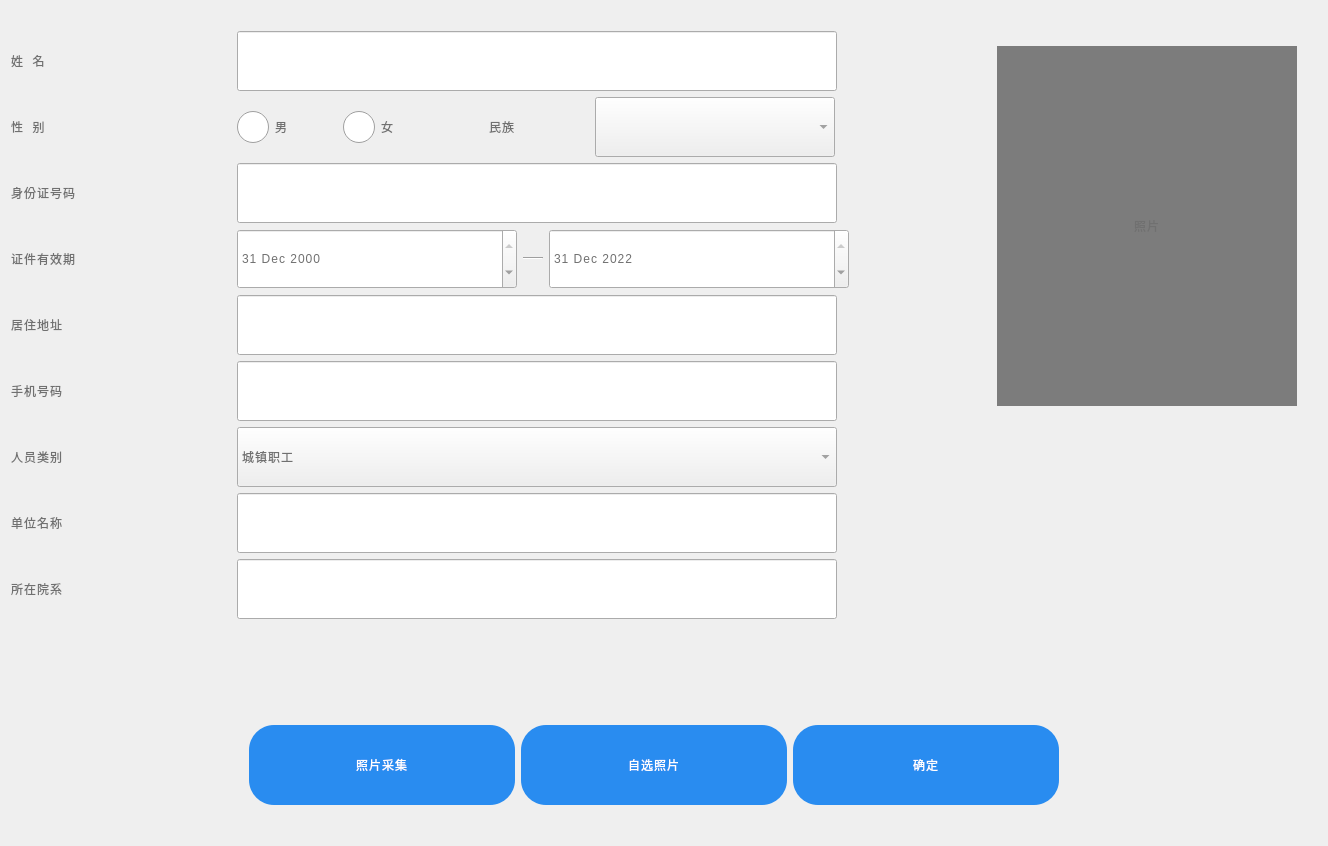
First picture: the form in SSCard_System/uc_inputidcardinfo.ui, repository leithergit/SSCard_System, before the edit.
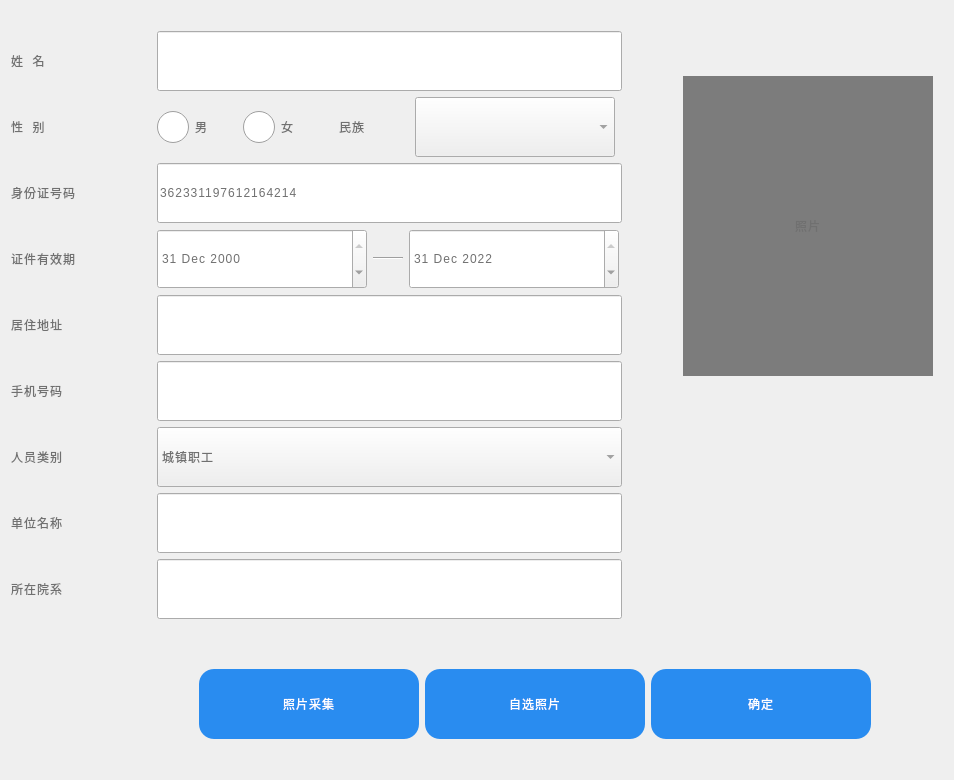
Second picture: the form after the edit. Icons and pictures are not drawn.

What changed in the file:
```diff
--- a/SSCard_System/uc_inputidcardinfo.ui
+++ b/SSCard_System/uc_inputidcardinfo.ui
@@ -6,8 +6,8 @@
    <rect>
     <x>0</x>
     <y>0</y>
-    <width>1328</width>
-    <height>846</height>
+    <width>954</width>
+    <height>780</height>
    </rect>
   </property>
   <property name="maximumSize">
@@ -44,7 +44,7 @@
      </property>
      <property name="sizeHint" stdset="0">
       <size>
-       <width>20</width>
+       <width>10</width>
        <height>87</height>
       </size>
      </property>
@@ -80,13 +80,13 @@
               <widget class="QLabel" name="label_Name">
                <property name="minimumSize">
                 <size>
-                 <width>220</width>
+                 <width>140</width>
                  <height>40</height>
                 </size>
                </property>
                <property name="maximumSize">
                 <size>
-                 <width>220</width>
+                 <width>140</width>
                  <height>16777215</height>
                 </size>
                </property>
@@ -102,7 +102,7 @@
               <widget class="QLineEdit" name="lineEdit_Name">
                <property name="minimumSize">
                 <size>
-                 <width>600</width>
+                 <width>465</width>
                  <height>60</height>
                 </size>
                </property>
@@ -135,13 +135,13 @@
               <widget class="QLabel" name="label_Gender">
                <property name="minimumSize">
                 <size>
-                 <width>220</width>
+                 <width>140</width>
                  <height>40</height>
                 </size>
                </property>
                <property name="maximumSize">
                 <size>
-                 <width>220</width>
+                 <width>140</width>
                  <height>16777215</height>
                 </size>
                </property>
@@ -165,7 +165,7 @@
                 <widget class="QRadioButton" name="radioButton_Male">
                  <property name="minimumSize">
                   <size>
-                   <width>100</width>
+                   <width>80</width>
                    <height>40</height>
                   </size>
                  </property>
@@ -197,7 +197,7 @@
                 <widget class="QRadioButton" name="radioButton_Female">
                  <property name="minimumSize">
                   <size>
-                   <width>100</width>
+                   <width>80</width>
                    <height>40</height>
                   </size>
                  </property>
@@ -237,7 +237,7 @@
                </property>
                <property name="sizeHint" stdset="0">
                 <size>
-                 <width>40</width>
+                 <width>10</width>
                  <height>20</height>
                 </size>
                </property>
@@ -247,13 +247,13 @@
               <widget class="QLabel" name="label_Nation">
                <property name="minimumSize">
                 <size>
-                 <width>100</width>
+                 <width>70</width>
                  <height>40</height>
                 </size>
                </property>
                <property name="maximumSize">
                 <size>
-                 <width>100</width>
+                 <width>70</width>
                  <height>16777215</height>
                 </size>
                </property>
@@ -275,7 +275,7 @@
                </property>
                <property name="maximumSize">
                 <size>
-                 <width>240</width>
+                 <width>200</width>
                  <height>60</height>
                 </size>
                </property>
@@ -305,13 +305,13 @@
               <widget class="QLabel" name="label_IDCard">
                <property name="minimumSize">
                 <size>
-                 <width>220</width>
+                 <width>140</width>
                  <height>40</height>
                 </size>
                </property>
                <property name="maximumSize">
                 <size>
-                 <width>220</width>
+                 <width>140</width>
                  <height>16777215</height>
                 </size>
                </property>
@@ -327,7 +327,7 @@
               <widget class="QLineEdit" name="lineEdit_CardID">
                <property name="minimumSize">
                 <size>
-                 <width>600</width>
+                 <width>465</width>
                  <height>60</height>
                 </size>
                </property>
@@ -337,6 +337,9 @@
                  <height>60</height>
                 </size>
                </property>
+               <property name="text">
+                <string>362331197612164214</string>
+               </property>
                <property name="maxLength">
                 <number>18</number>
                </property>
@@ -366,13 +369,13 @@
               <widget class="QLabel" name="label_ExpireDate">
                <property name="minimumSize">
                 <size>
-                 <width>220</width>
+                 <width>140</width>
                  <height>40</height>
                 </size>
                </property>
                <property name="maximumSize">
                 <size>
-                 <width>220</width>
+                 <width>140</width>
                  <height>16777215</height>
                 </size>
                </property>
@@ -388,13 +391,13 @@
               <widget class="QDateEdit" name="dateEdit_Issued">
                <property name="minimumSize">
                 <size>
-                 <width>280</width>
+                 <width>210</width>
                  <height>60</height>
                 </size>
                </property>
                <property name="maximumSize">
                 <size>
-                 <width>300</width>
+                 <width>220</width>
                  <height>60</height>
                 </size>
                </property>
@@ -414,7 +417,7 @@
               <widget class="Line" name="line">
                <property name="minimumSize">
                 <size>
-                 <width>20</width>
+                 <width>30</width>
                  <height>0</height>
                 </size>
                </property>
@@ -433,13 +436,13 @@
               <widget class="QDateEdit" name="dateEdit_Expired">
                <property name="minimumSize">
                 <size>
-                 <width>300</width>
+                 <width>210</width>
                  <height>60</height>
                 </size>
                </property>
                <property name="maximumSize">
                 <size>
-                 <width>300</width>
+                 <width>180</width>
                  <height>60</height>
                 </size>
                </property>
@@ -476,13 +479,13 @@
               <widget class="QLabel" name="label_Career_2">
                <property name="minimumSize">
                 <size>
-                 <width>220</width>
+                 <width>140</width>
                  <height>40</height>
                 </size>
                </property>
                <property name="maximumSize">
                 <size>
-                 <width>220</width>
+                 <width>140</width>
                  <height>16777215</height>
                 </size>
                </property>
@@ -498,7 +501,7 @@
               <widget class="QLineEdit" name="lineEdit_Address">
                <property name="minimumSize">
                 <size>
-                 <width>600</width>
+                 <width>465</width>
                  <height>60</height>
                 </size>
                </property>
@@ -537,13 +540,13 @@
               <widget class="QLabel" name="label_Career">
                <property name="minimumSize">
                 <size>
-                 <width>220</width>
+                 <width>140</width>
                  <height>40</height>
                 </size>
                </property>
                <property name="maximumSize">
                 <size>
-                 <width>220</width>
+                 <width>140</width>
                  <height>16777215</height>
                 </size>
                </property>
@@ -559,7 +562,7 @@
               <widget class="QLineEdit" name="lineEdit_Mobile">
                <property name="minimumSize">
                 <size>
-                 <width>600</width>
+                 <width>465</width>
                  <height>60</height>
                 </size>
                </property>
@@ -598,14 +601,14 @@
           <widget class="QLabel" name="label_Photo">
            <property name="minimumSize">
             <size>
-             <width>300</width>
-             <height>360</height>
+             <width>250</width>
+             <height>300</height>
             </size>
            </property>
            <property name="maximumSize">
             <size>
-             <width>300</width>
-             <height>360</height>
+             <width>250</width>
+             <height>300</height>
             </size>
            </property>
            <property name="styleSheet">
@@ -629,13 +632,13 @@
             <widget class="QLabel" name="label_Address">
              <property name="minimumSize">
               <size>
-               <width>220</width>
+               <width>140</width>
                <height>40</height>
               </size>
              </property>
              <property name="maximumSize">
               <size>
-               <width>220</width>
+               <width>140</width>
                <height>16777215</height>
               </size>
              </property>
@@ -651,7 +654,7 @@
             <widget class="QComboBox" name="comboBox_PersonType">
              <property name="minimumSize">
               <size>
-               <width>600</width>
+               <width>465</width>
                <height>60</height>
               </size>
              </property>
@@ -710,13 +713,13 @@
             <widget class="QLabel" name="label_Organization">
              <property name="minimumSize">
               <size>
-               <width>220</width>
+               <width>140</width>
                <height>40</height>
               </size>
              </property>
              <property name="maximumSize">
               <size>
-               <width>220</width>
+               <width>140</width>
                <height>16777215</height>
               </size>
              </property>
@@ -732,13 +735,13 @@
             <widget class="QLineEdit" name="lineEdit_Organization">
              <property name="minimumSize">
               <size>
-               <width>600</width>
+               <width>465</width>
                <height>60</height>
               </size>
              </property>
              <property name="maximumSize">
               <size>
-               <width>600</width>
+               <width>480</width>
                <height>60</height>
               </size>
              </property>
@@ -768,13 +771,13 @@
             <widget class="QLabel" name="label_Department">
              <property name="minimumSize">
               <size>
-               <width>220</width>
+               <width>140</width>
                <height>40</height>
               </size>
              </property>
              <property name="maximumSize">
               <size>
-               <width>220</width>
+               <width>140</width>
                <height>16777215</height>
               </size>
              </property>
@@ -790,7 +793,7 @@
             <widget class="QLineEdit" name="lineEdit_Department">
              <property name="minimumSize">
               <size>
-               <width>600</width>
+               <width>465</width>
                <height>60</height>
               </size>
              </property>
@@ -859,14 +862,14 @@
          </property>
          <property name="minimumSize">
           <size>
-           <width>266</width>
-           <height>80</height>
+           <width>220</width>
+           <height>70</height>
           </size>
          </property>
          <property name="styleSheet">
           <string notr="true">QPushButton{background-color: #298cf0;
-border-radius: 25px;
-font: 57 42px &quot;思源黑体 CN Medium&quot;;
+border-radius: 15px;
+font: 32px &quot;思源黑体 CN Medium&quot;;
 font-weight: normal;
 line-height: 49px;
 letter-spacing: 1px;
@@ -887,14 +890,14 @@
          </property>
          <property name="minimumSize">
           <size>
-           <width>266</width>
-           <height>80</height>
+           <width>220</width>
+           <height>70</height>
           </size>
          </property>
          <property name="styleSheet">
           <string notr="true">QPushButton{background-color: #298cf0;
-border-radius: 25px;
-font: 57 42px &quot;思源黑体 CN Medium&quot;;
+border-radius: 15px;
+font: 32px &quot;思源黑体 CN Medium&quot;;
 font-weight: normal;
 line-height: 49px;
 letter-spacing: 1px;
@@ -915,14 +918,14 @@
          </property>
          <property name="minimumSize">
           <size>
-           <width>266</width>
-           <height>80</height>
+           <width>220</width>
+           <height>70</height>
           </size>
          </property>
          <property name="styleSheet">
           <string notr="true">QPushButton{background-color: #298cf0;
-border-radius: 25px;
-font: 57 42px &quot;思源黑体 CN Medium&quot;;
+border-radius: 15px;
+font: 32px &quot;思源黑体 CN Medium&quot;;
 font-weight: normal;
 line-height: 49px;
 letter-spacing: 1px;
@@ -979,7 +982,7 @@
      </property>
      <property name="sizeHint" stdset="0">
       <size>
-       <width>20</width>
+       <width>10</width>
        <height>17</height>
       </size>
      </property>
```
Left out of the diff: 2 changed lines with no effect on the pictures.
